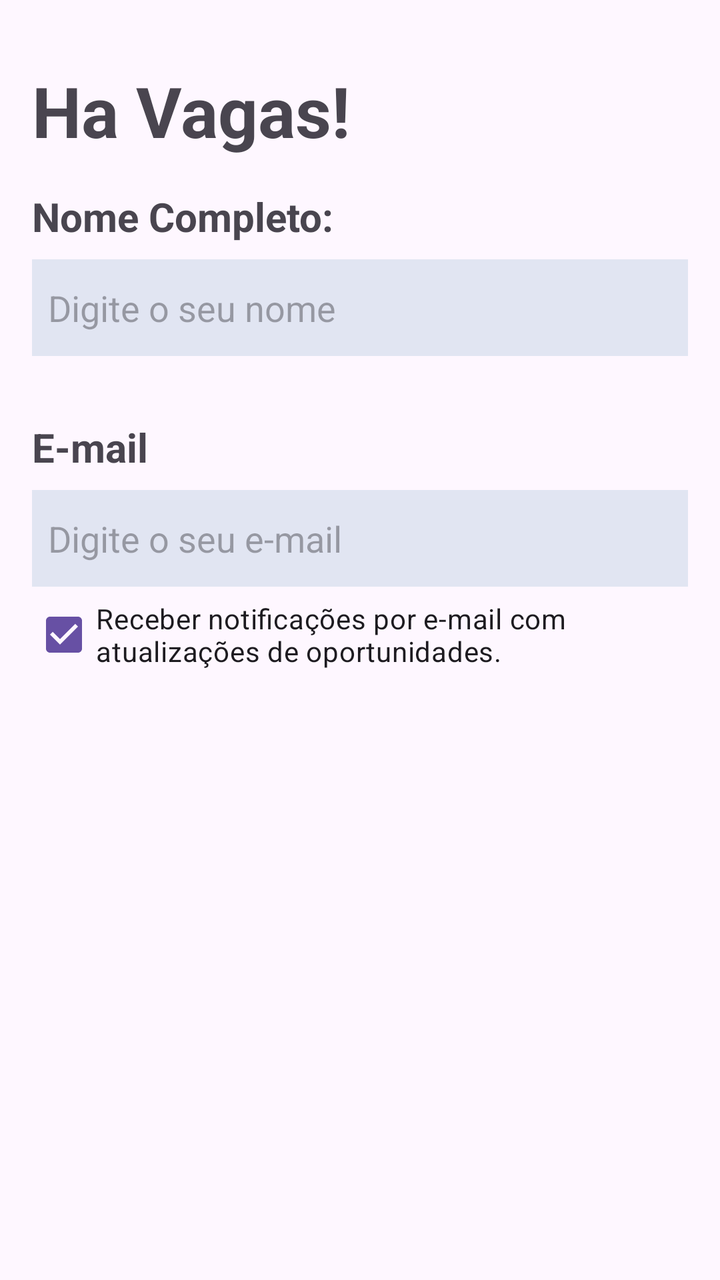
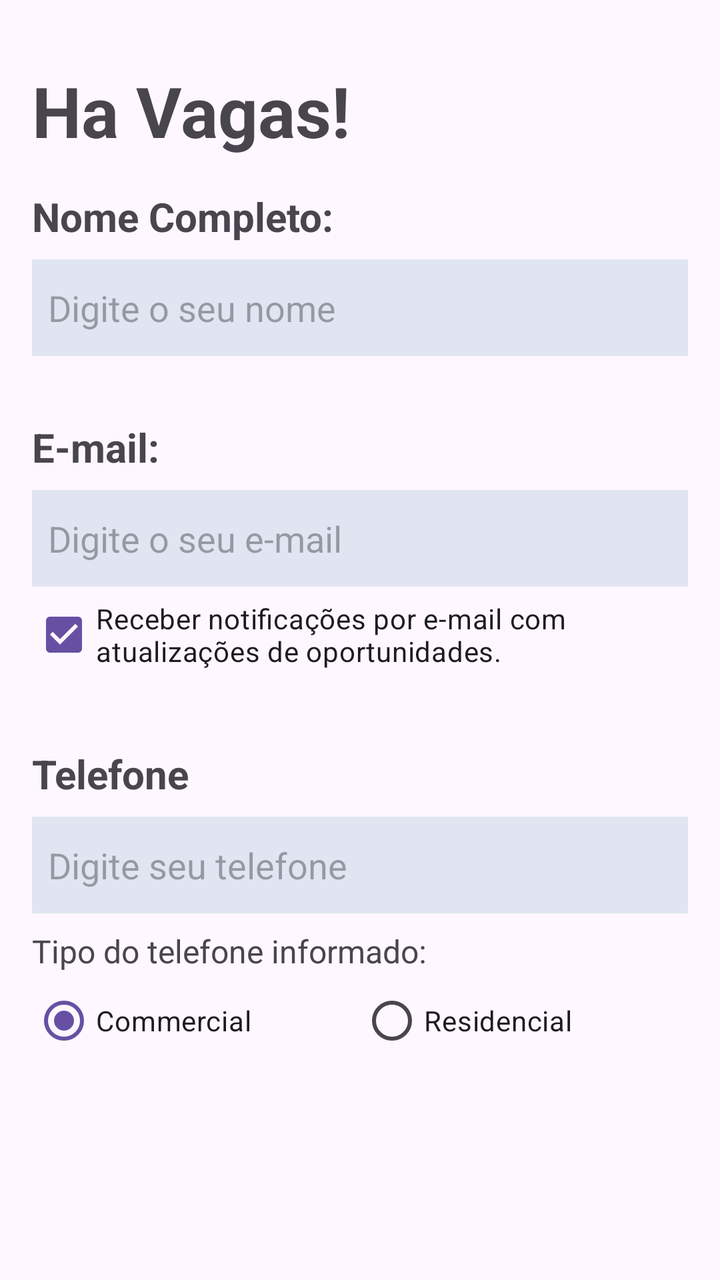

Compare the two renders of this Android layout. The source of the first and the diff that turns it into the second are given below.
<!-- AndroidManifest.xml: application theme Theme.HaVagas -->
<!-- res/layout/activity_main.xml -->
<?xml version="1.0" encoding="utf-8"?>
<ScrollView
    xmlns:tools="http://schemas.android.com/tools"
    xmlns:android="http://schemas.android.com/apk/res/android"
    xmlns:app="http://schemas.android.com/apk/res-auto"

    android:layout_width="match_parent"
    android:layout_height="match_parent">
    <androidx.constraintlayout.widget.ConstraintLayout
        android:id="@+id/main"

        tools:context=".MainActivity"

        android:paddingVertical="32dp"
        android:paddingHorizontal="16dp"

        android:layout_width="match_parent"
        android:layout_height="wrap_content">

        <TextView
            android:id="@+id/ha_vagas_tv"

            android:text="@string/title"

            android:textSize="35sp"
            android:textStyle="bold"


            android:layout_width="match_parent"
            android:layout_height="wrap_content"

            app:layout_constraintEnd_toEndOf="parent"
            app:layout_constraintTop_toTopOf="parent"
            app:layout_constraintStart_toStartOf="parent"/>

        <LinearLayout
            android:id="@+id/name_ll"
            android:paddingVertical="16dp"

            android:layout_width="match_parent"
            android:layout_height="wrap_content"

            android:orientation="vertical"

            app:layout_constraintEnd_toEndOf="parent"
            app:layout_constraintStart_toStartOf="parent"
            app:layout_constraintTop_toBottomOf="@id/ha_vagas_tv">

            <TextView
                android:id="@+id/name_tv"

                android:text="@string/full_name"

                android:textSize="20sp"
                android:textStyle="bold"

                android:layout_width="match_parent"
                android:layout_height="wrap_content" />

            <Space
                android:layout_width="match_parent"
                android:layout_height="8dp" />

            <EditText
                android:id="@+id/nameEt"

                android:hint="@string/name_hint"

                android:inputType="textPersonName"

                android:background="@color/background_input"

                android:paddingVertical="12dp"
                android:paddingHorizontal="8dp"

                android:layout_width="match_parent"
                android:layout_height="wrap_content"/>
        </LinearLayout>

        <LinearLayout
            android:id="@+id/email_ll"
            android:paddingVertical="16dp"

            android:layout_width="match_parent"
            android:layout_height="wrap_content"

            android:orientation="vertical"

            app:layout_constraintEnd_toEndOf="parent"
            app:layout_constraintStart_toStartOf="parent"
            app:layout_constraintTop_toBottomOf="@id/name_ll">

            <TextView
                android:id="@+id/email_tv"

                android:text="@string/e_mail"

                android:textSize="20sp"
                android:textStyle="bold"

                android:layout_width="match_parent"
                android:layout_height="wrap_content" />

            <Space
                android:layout_width="match_parent"
                android:layout_height="8dp" />

            <EditText
                android:id="@+id/emailEt"

                android:hint="@string/e_mail_hint"

                android:inputType="textEmailAddress"

                android:background="@color/background_input"

                android:paddingVertical="12dp"
                android:paddingHorizontal="8dp"

                android:layout_width="match_parent"
                android:layout_height="wrap_content"/>

            <CheckBox
                android:id="@+id/email_notifications_cb"

                android:checked="true"
                android:text="@string/email_notify"

                android:layout_width="match_parent"
                android:layout_height="wrap_content"

                app:layout_constraintStart_toStartOf="parent"/>
        </LinearLayout>

    </androidx.constraintlayout.widget.ConstraintLayout>

</ScrollView>
<!-- resources referenced by this layout -->
<resources>
  <color name="background_input">#e1e5f2</color>
  <string name="e_mail">E-mail</string>
  <string name="e_mail_hint">Digite o seu e-mail</string>
  <string name="email_notify">Receber notificações por e-mail com atualizações de oportunidades.</string>
  <string name="full_name">Nome Completo:</string>
  <string name="name_hint">Digite o seu nome</string>
  <string name="title">Ha Vagas!</string>
  <style name="Theme.HaVagas" parent="Base.Theme.HaVagas" />
  <style name="Base.Theme.HaVagas" parent="Theme.Material3.DayNight.NoActionBar">
          
          
      </style>
</resources>

<!-- the commit's change to res/layout/activity_main.xml (unified diff, before → after) -->
@@ -132,6 +132,104 @@
                 app:layout_constraintStart_toStartOf="parent"/>
         </LinearLayout>
 
+        <LinearLayout
+            android:id="@+id/phone_ll"
+            android:paddingVertical="16dp"
+
+            android:layout_width="match_parent"
+            android:layout_height="wrap_content"
+
+            android:orientation="vertical"
+
+            app:layout_constraintEnd_toEndOf="parent"
+            app:layout_constraintStart_toStartOf="parent"
+            app:layout_constraintTop_toBottomOf="@id/email_ll">
+
+            <TextView
+                android:id="@+id/phone_tv"
+
+                android:text="@string/phone"
+
+                android:textSize="20sp"
+                android:textStyle="bold"
+
+                android:layout_width="match_parent"
+                android:layout_height="wrap_content" />
+
+            <Space
+                android:layout_width="match_parent"
+                android:layout_height="8dp" />
+
+            <EditText
+                android:id="@+id/phone_Et"
+
+                android:hint="@string/phone_hint"
+
+                android:inputType="phone"
+
+                android:background="@color/background_input"
+
+                android:paddingVertical="12dp"
+                android:paddingHorizontal="8dp"
+
+                android:layout_width="match_parent"
+                android:layout_height="wrap_content"/>
+
+            <Space
+                android:layout_width="match_parent"
+                android:layout_height="8dp" />
+
+            <TextView
+                android:id="@+id/phone_type_tv"
+
+                android:text="@string/phone_type_tv"
+
+                android:textSize="16sp"
+
+                android:layout_width="match_parent"
+                android:layout_height="wrap_content" />
+
+            <RadioGroup
+                android:id="@+id/phone_type_rg"
+
+                android:gravity="center"
+                android:orientation="horizontal"
+
+                android:layout_width="match_parent"
+                android:layout_height="wrap_content"
+
+                app:layout_constraintStart_toStartOf="parent"
+                app:layout_constraintEnd_toEndOf="parent">
+
+                <RadioButton
+                    android:id="@+id/commercial_phone_rb"
+
+                    android:checked="true"
+
+                    android:layout_width="0dp"
+                    android:layout_weight="1"
+
+                    android:text="@string/commercial"
+
+                    android:layout_height="wrap_content"/>
+
+                <RadioButton
+                    android:id="@+id/residential_rb"
+
+
+                    android:layout_width="0dp"
+                    android:layout_weight="1"
+
+                    android:text="@string/residential"
+
+                    android:layout_height="wrap_content"/>
+
+            </RadioGroup>
+
+
+
+        </LinearLayout>
+
     </androidx.constraintlayout.widget.ConstraintLayout>
 
 </ScrollView>
<!-- resource entries referenced after the edit -->
@@ -1,11 +1,16 @@
 <!-- resources referenced by this layout -->
 <resources>
   <color name="background_input">#e1e5f2</color>
-  <string name="e_mail">E-mail</string>
+  <string name="commercial">Commercial</string>
+  <string name="e_mail">E-mail:</string>
   <string name="e_mail_hint">Digite o seu e-mail</string>
   <string name="email_notify">Receber notificações por e-mail com atualizações de oportunidades.</string>
   <string name="full_name">Nome Completo:</string>
   <string name="name_hint">Digite o seu nome</string>
+  <string name="phone">Telefone</string>
+  <string name="phone_hint">Digite seu telefone</string>
+  <string name="phone_type_tv">Tipo do telefone informado:</string>
+  <string name="residential">Residencial</string>
   <string name="title">Ha Vagas!</string>
   <style name="Theme.HaVagas" parent="Base.Theme.HaVagas" />
   <style name="Base.Theme.HaVagas" parent="Theme.Material3.DayNight.NoActionBar">
